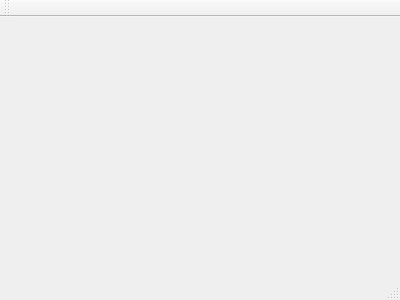
Above: chess1/mainwindow.ui from zjzwzw/chess before the change. Below: the same form after it.
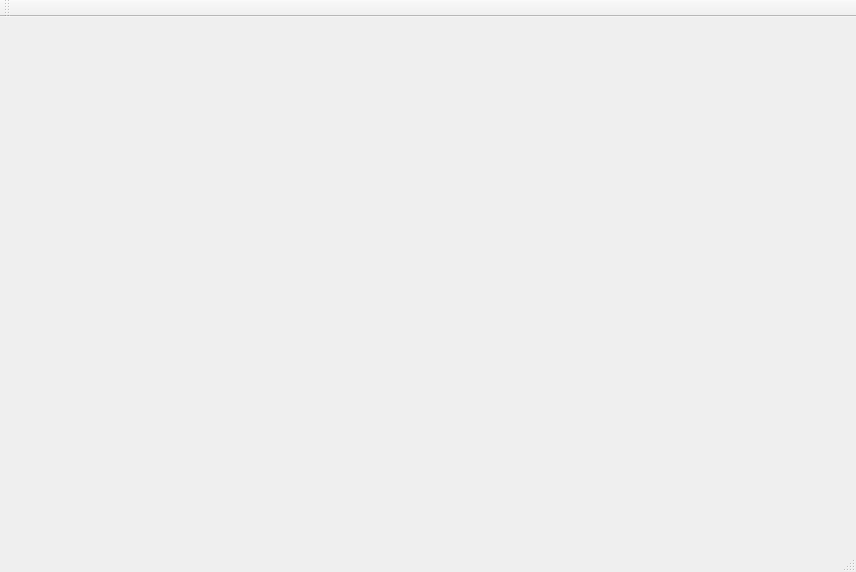
That is the form after the change.

```diff
--- a/chess1/mainwindow.ui
+++ b/chess1/mainwindow.ui
@@ -6,10 +6,16 @@
    <rect>
     <x>0</x>
     <y>0</y>
-    <width>400</width>
-    <height>300</height>
+    <width>856</width>
+    <height>572</height>
    </rect>
   </property>
+  <property name="maximumSize">
+   <size>
+    <width>1660</width>
+    <height>1660</height>
+   </size>
+  </property>
   <property name="mouseTracking">
    <bool>true</bool>
   </property>
```
Left out of the diff: 2 changed lines with no effect on the pictures.
